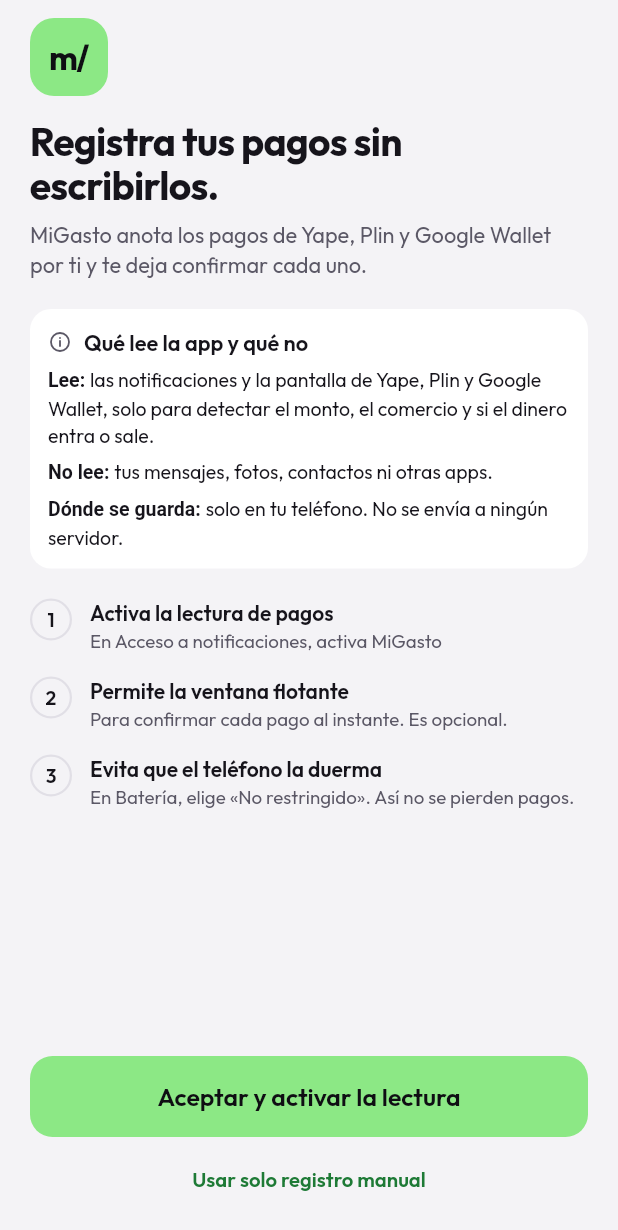
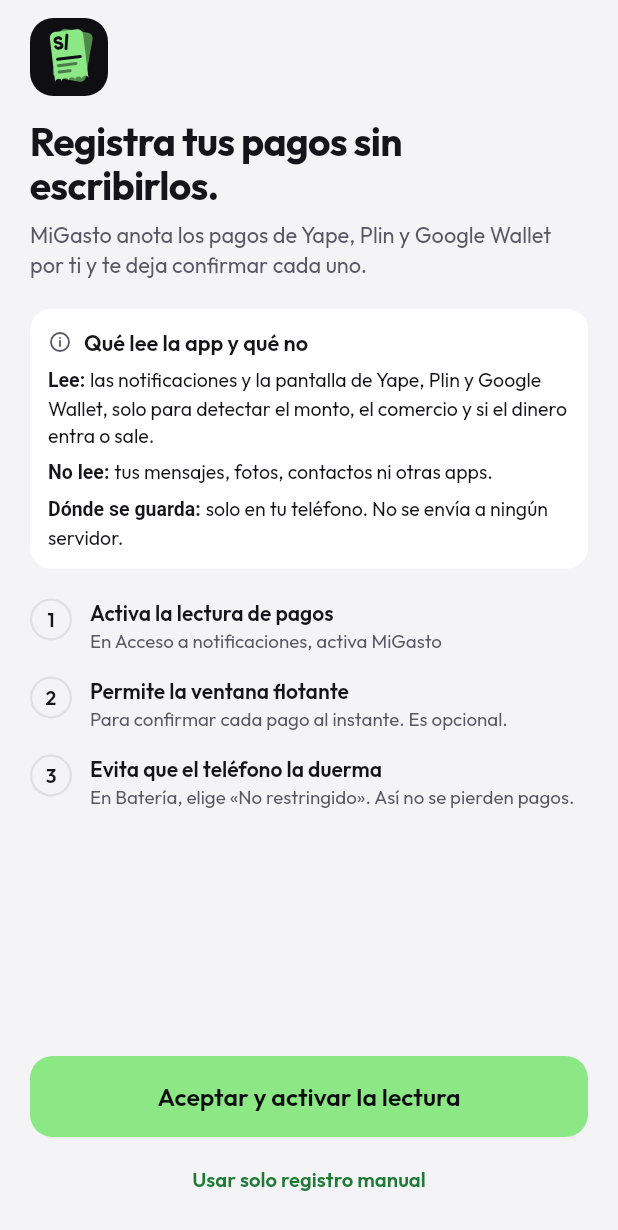
Before and after one commit to VMichael1999/MiGasto, a Flutter app: the screen it shows after launch, on a phone screen of 412 x 824 dp. Shown: the top 1230 px of the screen. Run offline on Flutter 3.47's test engine with Material 3 defaults, Android fonts, the phone set to English and light mode, and no system bars; our stand-ins replace drift, file_picker, fl_chart, flutter_riverpod, flutter_secure_storage, flutter_svg and 9 more; missing offline and left inert: cryptography; accounts and stored records are empty; generated files the repository leaves out were written again.

Commit message:
feat(marca): nuevo logo (boleta con el signo de sol) en los iconos de Android e iPhone y dentro de la app

```diff
--- a/lib/presentation/onboarding/onboarding_screen.dart
+++ b/lib/presentation/onboarding/onboarding_screen.dart
@@ -5,6 +5,7 @@
 
 import '../../core/theme/app_tokens.dart';
 import '../../shared/widgets/app_icons.dart';
+import '../../shared/widgets/brand_mark.dart';
 import '../providers.dart';
 
 /// Primera pantalla: aviso de privacidad y permisos.
@@ -105,25 +106,7 @@
                 child: Column(
                   crossAxisAlignment: CrossAxisAlignment.start,
                   children: [
-                    Container(
-                      width: 52,
-                      height: 52,
-                      decoration: BoxDecoration(
-                        color: scheme.primary,
-                        borderRadius: BorderRadius.circular(16),
-                      ),
-                      alignment: Alignment.center,
-                      child: Text(
-                        'm/',
-                        semanticsLabel: 'MiGasto',
-                        style: theme.textTheme.titleLarge!.copyWith(
-                          fontSize: 22,
-                          fontWeight: FontWeight.w700,
-                          letterSpacing: -0.9,
-                          color: scheme.onPrimary,
-                        ),
-                      ),
-                    ),
+                    const BrandMark(),
                     const SizedBox(height: 16),
                     Text(
                       _isAndroid
--- /dev/null
+++ b/lib/shared/widgets/brand_mark.dart
@@ -0,0 +1,22 @@
+import 'package:flutter/material.dart';
+import 'package:flutter_svg/flutter_svg.dart';
+
+/// El logo de MiGasto (la boleta con el signo de sol) como en el icono de la app.
+class BrandMark extends StatelessWidget {
+  const BrandMark({super.key, this.size = 52});
+
+  final double size;
+
+  @override
+  Widget build(BuildContext context) {
+    return Semantics(
+      label: 'MiGasto',
+      image: true,
+      excludeSemantics: true,
+      child: ClipRRect(
+        borderRadius: BorderRadius.circular(size * 0.3),
+        child: SvgPicture.asset('assets/brand/icon.svg', width: size, height: size),
+      ),
+    );
+  }
+}
--- a/pubspec.yaml
+++ b/pubspec.yaml
@@ -91,6 +91,7 @@
   assets:
     - assets/reader_rules.json
     - assets/category_rules.json
+    - assets/brand/icon.svg
 
   # An image asset can refer to one or more resolution-specific "variants", see
   # https://flutter.dev/to/resolution-aware-images
```
Also changed, not shown: lib/presentation/setup/apple_pay_setup_screen.dart (+2 -17 lines), assets/brand/icon.svg (added), 27 other files.
